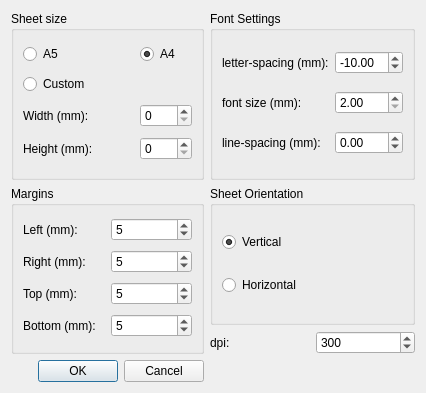
The window that preferencesdialog.ui (aizenbit/Scribbler) describes before a commit, drawn with Qt 5.
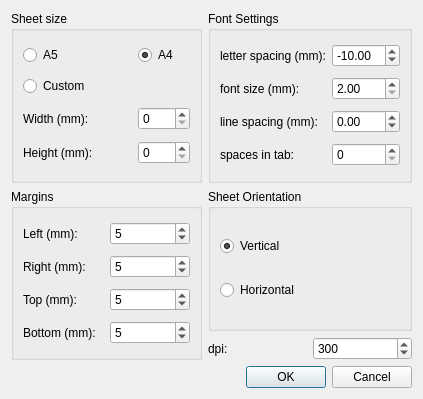
The same window after the commit.

What changed in the file:
```diff
--- a/preferencesdialog.ui
+++ b/preferencesdialog.ui
@@ -6,8 +6,8 @@
    <rect>
     <x>0</x>
     <y>0</y>
-    <width>426</width>
-    <height>393</height>
+    <width>423</width>
+    <height>399</height>
    </rect>
   </property>
   <property name="windowTitle">
@@ -81,6 +81,20 @@
       <string>Font Settings</string>
      </property>
      <layout class="QGridLayout" name="gridLayout_3">
+      <item row="2" column="0">
+       <widget class="QLabel" name="label_10">
+        <property name="text">
+         <string>line spacing (mm):</string>
+        </property>
+       </widget>
+      </item>
+      <item row="2" column="1">
+       <widget class="QDoubleSpinBox" name="lineSpacingSpinBox">
+        <property name="minimum">
+         <double>-99.000000000000000</double>
+        </property>
+       </widget>
+      </item>
       <item row="0" column="1">
        <widget class="QDoubleSpinBox" name="letterSpacingSpinBox">
         <property name="minimum">
@@ -97,7 +111,7 @@
       <item row="0" column="0">
        <widget class="QLabel" name="label_2">
         <property name="text">
-         <string>letter-spacing (mm):</string>
+         <string>letter spacing (mm):</string>
         </property>
        </widget>
       </item>
@@ -118,19 +132,15 @@
         </property>
        </widget>
       </item>
-      <item row="2" column="0">
-       <widget class="QLabel" name="label_10">
+      <item row="3" column="0">
+       <widget class="QLabel" name="label_11">
         <property name="text">
-         <string>line-spacing (mm):</string>
+         <string>spaces in tab:</string>
         </property>
        </widget>
       </item>
-      <item row="2" column="1">
-       <widget class="QDoubleSpinBox" name="lineSpacingSpinBox">
-        <property name="minimum">
-         <double>-99.000000000000000</double>
-        </property>
-       </widget>
+      <item row="3" column="1">
+       <widget class="QSpinBox" name="spacesInTabSpinBox"/>
       </item>
      </layout>
     </widget>
@@ -261,6 +271,19 @@
     </layout>
    </item>
    <item row="2" column="0">
+    <spacer name="horizontalSpacer">
+     <property name="orientation">
+      <enum>Qt::Horizontal</enum>
+     </property>
+     <property name="sizeHint" stdset="0">
+      <size>
+       <width>40</width>
+       <height>20</height>
+      </size>
+     </property>
+    </spacer>
+   </item>
+   <item row="2" column="1">
     <widget class="QDialogButtonBox" name="buttonBox">
      <property name="orientation">
       <enum>Qt::Horizontal</enum>
```
